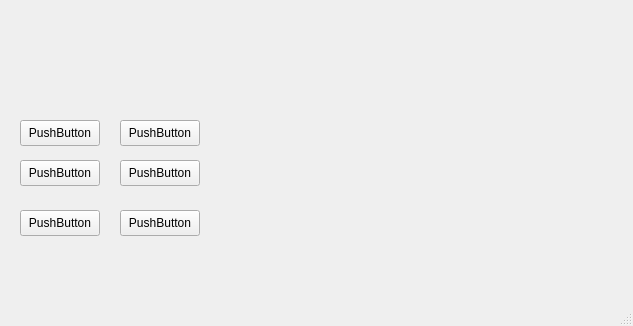
This is TT_RAA/mainwindow.ui in SrgtPepper/TT_RAA as Qt 5 draws it before an edit. The edited form follows.
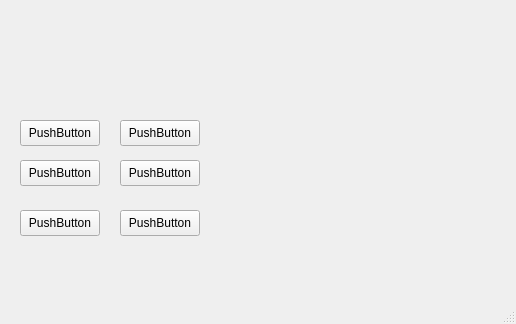
This is the edited form.

What changed in the file:
```diff
--- a/TT_RAA/mainwindow.ui
+++ b/TT_RAA/mainwindow.ui
@@ -6,8 +6,8 @@
    <rect>
     <x>0</x>
     <y>0</y>
-    <width>633</width>
-    <height>326</height>
+    <width>516</width>
+    <height>324</height>
    </rect>
   </property>
   <property name="windowTitle">
```
Left out of the diff: 2 changed lines with no effect on the pictures.
